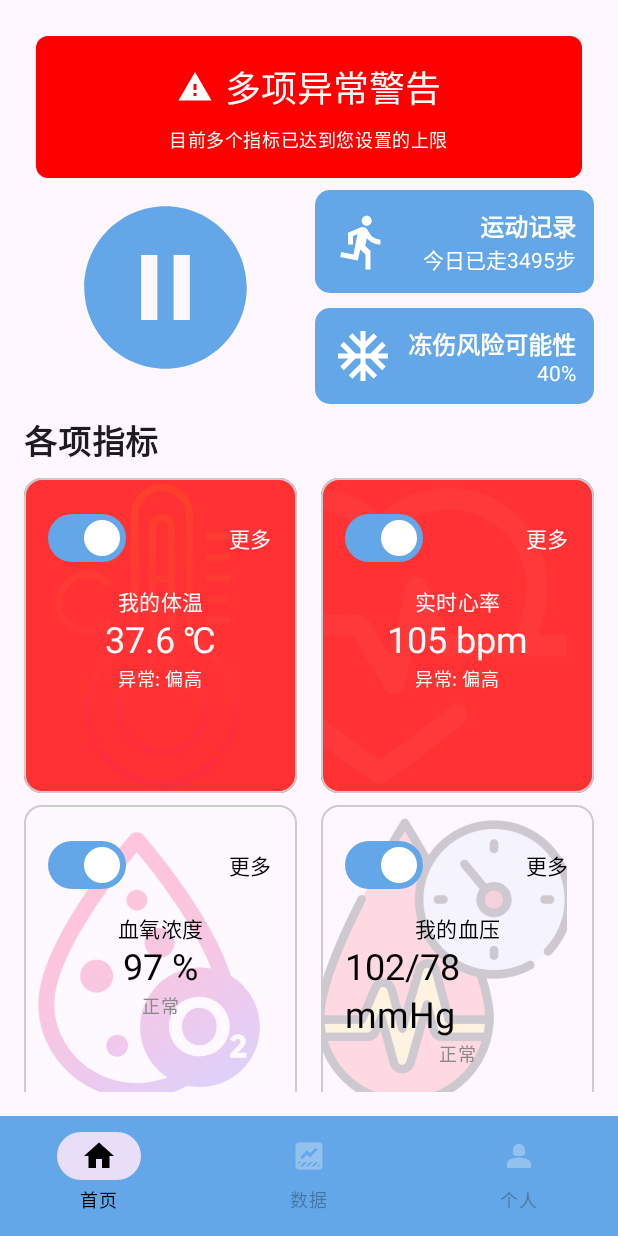
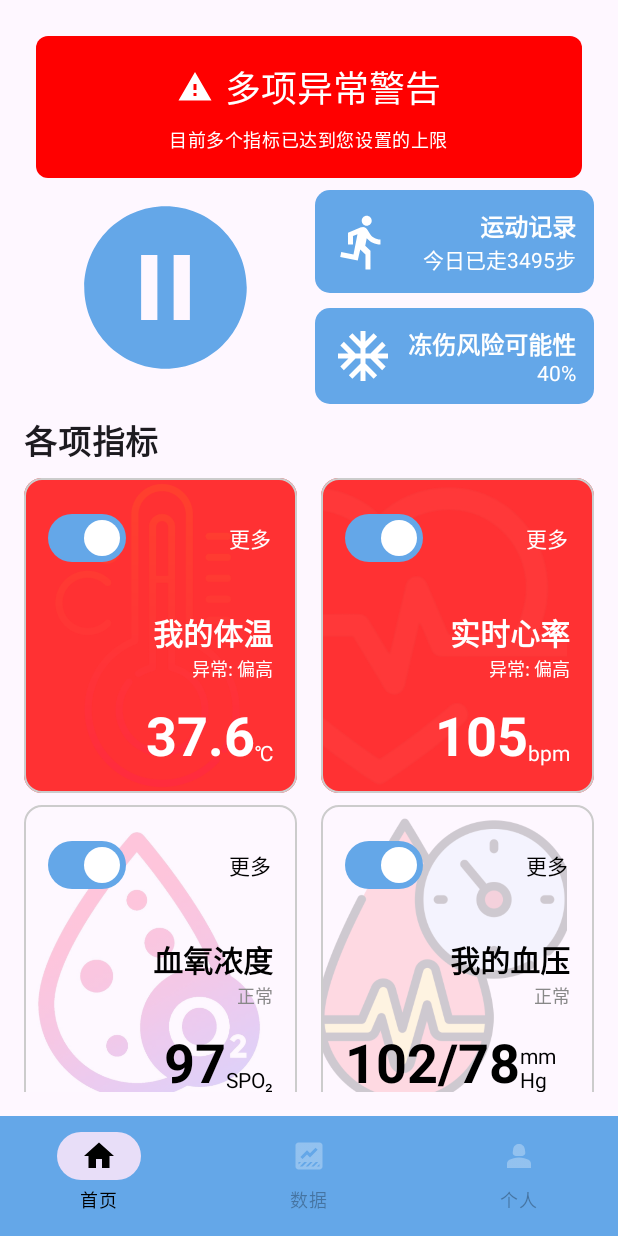
Before and after one commit to longfeiCA/simpleHealthManagement, an Android app built with Jetpack Compose: the screen it shows after launch (MainActivity), on a phone screen of 412 x 824 dp. Run offline under Robolectric (Android 15) with nearby library versions, the phone set to English and light mode, and no system bars.

Commit message:
vital cards format update

```diff
--- a/app/src/main/java/com/example/simplehealthmanagement/HealthScreen.kt
+++ b/app/src/main/java/com/example/simplehealthmanagement/HealthScreen.kt
@@ -33,9 +33,7 @@ import androidx.compose.ui.text.style.TextAlign
 import androidx.compose.ui.unit.sp
 import androidx.compose.foundation.rememberScrollState
 import androidx.compose.foundation.verticalScroll
-
 // UI Entrance
-
 @Composable
 fun HealthScreen(viewModel: HealthViewModel) {
     val temperature by viewModel.temperature.collectAsState()
@@ -49,22 +47,18 @@ fun HealthScreen(viewModel: HealthViewModel) {
     val isHeartRateSwitchOn by viewModel.isHeartRateSwitchOn.collectAsState()
     val isBloodOxygenSwitchOn by viewModel.isBloodOxygenSwitchOn.collectAsState()
     val isBloodPressureSwitchOn by viewModel.isBloodPressureSwitchOn.collectAsState()
-
     val temperatureStatus = viewModel.getTemperatureStatus(temperature)
     val heartRateStatus = viewModel.getHeartRateStatus(heartRate)
     val bloodOxygenStatus = viewModel.getBloodOxygenStatus(spo2)
     val bloodPressureStatus = viewModel.getBloodPressureStatus(systolicBloodPressure, diastolicBloodPressure)
-
     val vitalStatuses = listOf(
         "体温" to temperatureStatus,
         "心率" to heartRateStatus,
         "血氧浓度" to bloodOxygenStatus,
         "血压" to bloodPressureStatus
     )
-
     val abnormalStatuses = vitalStatuses.filter { it.second != "正常" }
     val hasAbnormalStatus = abnormalStatuses.isNotEmpty()
-
     // UI parameters
     val navigationItemColors = NavigationBarItemDefaults.colors(
         selectedIconColor = Color.Black,
@@ -72,9 +66,7 @@ fun HealthScreen(viewModel: HealthViewModel) {
         unselectedIconColor = Color.White.copy(alpha = 0.3f),
         unselectedTextColor = Color.Black.copy(alpha = 0.3f)
     )
-
     val scrollState = rememberScrollState()
-
     Scaffold(
         bottomBar = {
             NavigationBar(containerColor = Color(0xFF64A7E8)) {
@@ -91,7 +83,6 @@ fun HealthScreen(viewModel: HealthViewModel) {
                     icon = { Icon(Icons.Filled.DataThresholding, contentDescription = "数据") },
                     label = { Text("数据") },
                     colors = navigationItemColors
-
                 )
                 NavigationBarItem(
                     selected = false,
@@ -126,7 +117,6 @@ fun HealthScreen(viewModel: HealthViewModel) {
                 ) {
                     Text("您好，⚫用户001", style = TextStyle(fontSize = 30.sp, fontWeight = FontWeight.Bold))
                 }
-
                 Row(
                     modifier = Modifier
                         .fillMaxWidth()
@@ -144,11 +134,8 @@ fun HealthScreen(viewModel: HealthViewModel) {
                         Icon(Icons.Filled.Battery4Bar, contentDescription = "电池电量")
                     }
                 }
-
                 Spacer(modifier = Modifier.height(8.dp))
             }
-
-
             // Button & Exercise View
             Row(
                 modifier = Modifier.fillMaxWidth(),
@@ -163,7 +150,6 @@ fun HealthScreen(viewModel: HealthViewModel) {
                         .size(130.dp)
                         .padding(end = 1.dp)
                     // colors =
-
                 ) {
                     Icon(
                         Icons.Filled.PauseCircle,
@@ -172,7 +158,6 @@ fun HealthScreen(viewModel: HealthViewModel) {
                         tint = Color(0xFF64A7E8),
                     )
                 }
-
                 // Exercise and Frostbite 运动记录和冻伤风险
                 Column(
                     modifier = Modifier
@@ -206,11 +191,7 @@ fun HealthScreen(viewModel: HealthViewModel) {
                             }
                         }
                     }
-
-
                     Spacer(modifier = Modifier.height(10.dp))
-
-
                     // Frostbite risk 冻伤风险
                     Box(
                         modifier = Modifier
@@ -239,9 +220,7 @@ fun HealthScreen(viewModel: HealthViewModel) {
                     }
                 }
             }
-
             Spacer(modifier = Modifier.height(8.dp))
-
             // 各项指标 Text
             Text(
                 text = "各项指标",
@@ -249,9 +228,7 @@ fun HealthScreen(viewModel: HealthViewModel) {
                 textAlign = TextAlign.Start,
                 style = MaterialTheme.typography.bodyLarge.copy(fontSize = 22.sp, fontWeight = FontWeight.Bold)
             )
-
             Spacer(modifier = Modifier.height(8.dp))
-
             // Vital Cards
             Row(
                 modifier = Modifier.fillMaxWidth(),
@@ -259,7 +236,8 @@ fun HealthScreen(viewModel: HealthViewModel) {
             ) {
                 VitalCardWithSwitch(
                     title = "我的体温",
-                    value = "$temperature ℃",
+                    value = temperature.toString(), // Pass only the numeric value
+                    unit = "℃", // Pass the unit separately
                     status = temperatureStatus,
                     switchState = isTemperatureSwitchOn,
                     onSwitchChange = viewModel::updateTemperatureSwitch,
@@ -268,7 +246,8 @@ fun HealthScreen(viewModel: HealthViewModel) {
                 )
                 VitalCardWithSwitch(
                     title = "实时心率",
-                    value = "$heartRate bpm",
+                    value = heartRate.toString(), // Pass only the numeric value
+                    unit = "bpm", // Pass the unit separately
                     status = heartRateStatus,
                     switchState = isHeartRateSwitchOn,
                     onSwitchChange = viewModel::updateHeartRateSwitch,
@@ -276,16 +255,15 @@ fun HealthScreen(viewModel: HealthViewModel) {
                     modifier = Modifier.weight(1f).padding(start = 8.dp)
                 )
             }
-
             Spacer(modifier = Modifier.height(8.dp))
-
             Row(
                 modifier = Modifier.fillMaxWidth(),
                 horizontalArrangement = Arrangement.SpaceBetween
             ) {
                 VitalCardWithSwitch(
                     title = "血氧浓度",
-                    value = "$spo2 %",
+                    value = spo2.toString(), // Pass only the numeric value
+                    unit = "SPO₂", // Pass the unit separately
                     status = bloodOxygenStatus,
                     switchState = isBloodOxygenSwitchOn,
                     onSwitchChange = viewModel::updateBloodOxygenSwitch,
@@ -294,7 +272,8 @@ fun HealthScreen(viewModel: HealthViewModel) {
                 )
                 VitalCardWithSwitch(
                     title = "我的血压",
-                    value = "${systolicBloodPressure}/${diastolicBloodPressure} mmHg",
+                    value = "${systolicBloodPressure}/${diastolicBloodPressure}", // Pass combined value
+                    unit = "mmHg", // Pass the unit separately
                     status = bloodPressureStatus,
                     switchState = isBloodPressureSwitchOn,
                     onSwitchChange = viewModel::updateBloodPressureSwitch,
@@ -305,11 +284,9 @@ fun HealthScreen(viewModel: HealthViewModel) {
         }
     }
 }
-
 @Composable
 fun AlertCard(abnormalStatuses: List<Pair<String, String>>) {
     val isSingleAbnormal = abnormalStatuses.size == 1
-
     Card(
         modifier = Modifier
             .fillMaxWidth()
@@ -357,11 +334,11 @@ fun AlertCard(abnormalStatuses: List<Pair<String, String>>) {
         }
     }
 }
-
 @Composable
 fun VitalCardWithSwitch(
     title: String,
     value: String,
+    unit: String, // Add unit as a parameter
     status: String,
     switchState: Boolean,
     onSwitchChange: (Boolean) -> Unit,
@@ -376,10 +353,8 @@ fun VitalCardWithSwitch(
         checkedBorderColor = Color.Transparent,
         uncheckedBorderColor = Color.Transparent,
     )
-
     val cardBackgroundColor = if (status == "正常") Color.Transparent else Color.Red.copy(alpha = 0.8f)
     val statusDisplay = if (status == "正常") "正常" else "异常: $status"
-
     Card(
         modifier = modifier
             .fillMaxWidth()
@@ -402,7 +377,6 @@ fun VitalCardWithSwitch(
                         .align(Alignment.CenterStart)
                 )
             }
-
             Column(
                 modifier = Modifier
                     .fillMaxSize()
@@ -427,13 +401,53 @@ fun VitalCardWithSwitch(
                     )
                 }
                 Spacer(modifier = Modifier.height(8.dp))
+                when (title) {
+                    "我的体温", "实时心率", "血氧浓度", "我的血压" -> {
+                        Column(
+                            modifier = Modifier.fillMaxWidth().weight(1f),
+                            horizontalAlignment = Alignment.End,
+                            verticalArrangement = Arrangement.Center
+                        ) {
+                            Text(
+                                text = title,
+                                style = TextStyle(fontSize = 20.sp, fontWeight = FontWeight.Bold),
+                                color = if (status == "正常") Color.Black else Color.White,
+                                textAlign = TextAlign.End
+                            )
+                            Text(
+                                text = statusDisplay,
+                                style = TextStyle(fontSize = 12.sp),
+                                color = if (status == "正常") Color.Gray else Color.White,
+                                textAlign = TextAlign.End
+                            )
+                        }
+                        Box(
+                            modifier = Modifier.fillMaxWidth(),
+                            contentAlignment = Alignment.BottomEnd
+                        ) {
+                            Row(verticalAlignment = Alignment.Bottom) {
+                                Text(
+                                    text = value,
+                                    style = TextStyle(fontSize = 36.sp, fontWeight = FontWeight.Bold),
+                                    color = if (status == "正常") Color.Black else Color.White
+                                )
+                                Text(
+                                    text = unit,
+                                    style = TextStyle(fontSize = 14.sp),
+                                    color = if (status == "正常") Color.Black else Color.White,
+                                    modifier = Modifier.padding(bottom = 2.dp)
+                                )
+                            }
+                        }
+                    }
+                    else -> {
                         Text(
                             text = title,
                             style = MaterialTheme.typography.bodyMedium,
                             color = if (status == "正常") Color.Black else Color.White
                         )
                         Text(
-                    text = value,
+                            text = "$value $unit",
                             style = MaterialTheme.typography.headlineSmall,
                             color = if (status == "正常") Color.Black else Color.White
                         )
@@ -446,8 +460,8 @@ fun VitalCardWithSwitch(
                 }
             }
         }
-
-
+    }
+}
 @Preview(showBackground = true)
 @Composable
 fun PreviewHealthScreen() {
```
Lines whose indentation alone changed are shown as unchanged.
